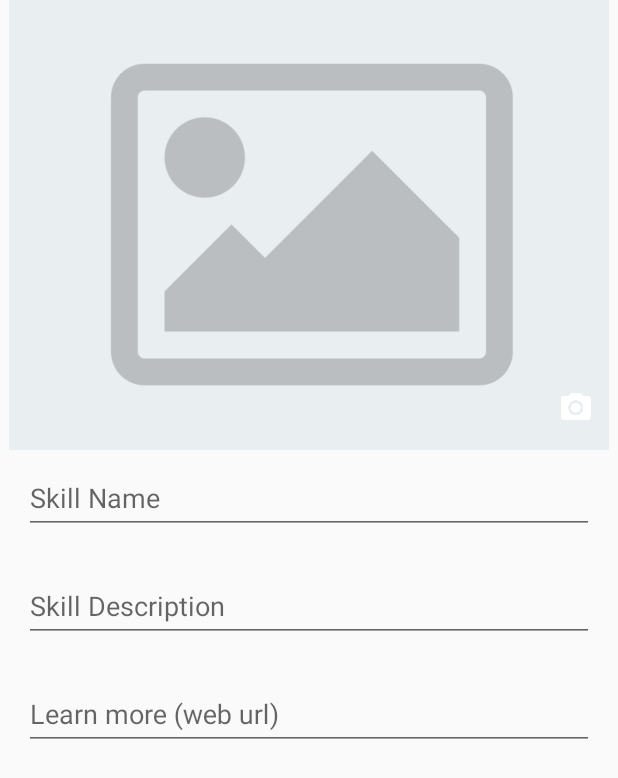
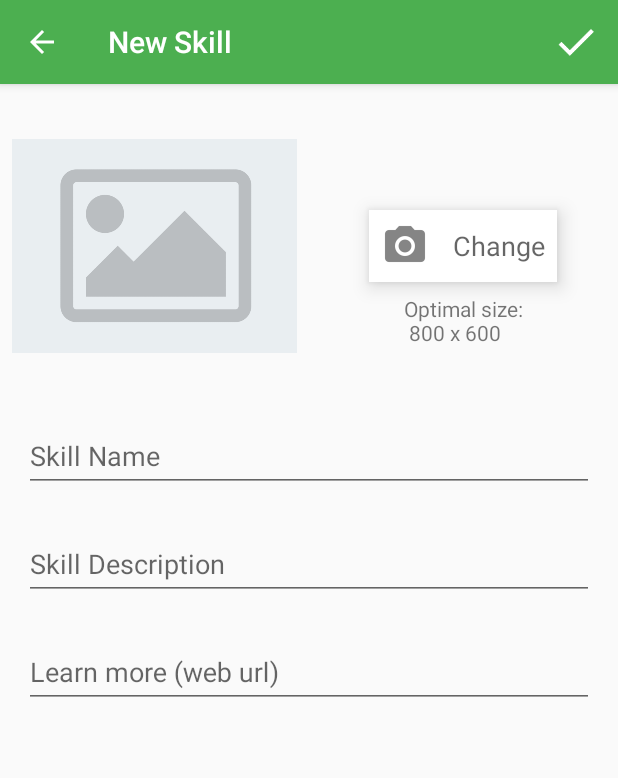
Before and after one commit to pedrofelipemm/Android-Developer-Nanodegree-Capstone-Project-Skill-Manager, an Android app: the EditSkillActivity screen opened directly, with no data from a screen before it, on a phone screen of 412 x 824 dp. Shown: the top 778 px of the screen. Run offline under Robolectric (Android 15) with nearby library versions, the phone set to English and light mode, and no system bars; our stand-ins replace ButterKnife, Firebase (no records; nobody signed in at launch, a user with empty details on screens opened directly), Picasso; pictures from the network do not load.

Commit message:
+ new Theme + MainActivity - Fab Button + EditSkillActivity layout change

```diff
--- a/app/src/main/AndroidManifest.xml
+++ b/app/src/main/AndroidManifest.xml
@@ -13,7 +13,9 @@
         android:supportsRtl="true"
         android:theme="@style/AppTheme">
 
-        <activity android:name=".ui.main.MainActivity">
+        <activity
+            android:name=".ui.main.MainActivity"
+            android:theme="@style/AppTheme.NoActionBar">
             <intent-filter>
                 <action android:name="android.intent.action.MAIN"/>
 
--- a/app/src/main/java/study/pmoreira/skillmanager/ui/main/MainActivity.java
+++ b/app/src/main/java/study/pmoreira/skillmanager/ui/main/MainActivity.java
@@ -5,12 +5,14 @@ import android.support.design.widget.TabLayout;
 import android.support.v4.view.ViewPager;
 import android.support.v7.app.AppCompatActivity;
 import android.support.v7.widget.Toolbar;
+import android.view.View;
 import android.widget.EditText;
 
 import butterknife.BindView;
 import butterknife.ButterKnife;
 import study.pmoreira.skillmanager.R;
 import study.pmoreira.skillmanager.data.DataFaker;
+import study.pmoreira.skillmanager.ui.skill.EditSkillActivity;
 
 public class MainActivity extends AppCompatActivity {
 
@@ -48,4 +50,8 @@ public class MainActivity extends AppCompatActivity {
         mvViewPager.setAdapter(new PageAdapter(this, getSupportFragmentManager()));
         mTabLayout.setupWithViewPager(mvViewPager);
     }
+
+    public void onClickFab(View view) {
+        EditSkillActivity.startActivity(this);
+    }
 }
--- a/app/src/main/java/study/pmoreira/skillmanager/ui/skill/EditSkillActivity.java
+++ b/app/src/main/java/study/pmoreira/skillmanager/ui/skill/EditSkillActivity.java
@@ -3,16 +3,17 @@ package study.pmoreira.skillmanager.ui.skill;
 import android.content.Context;
 import android.content.Intent;
 import android.os.Bundle;
+import android.support.v4.app.NavUtils;
 import android.text.InputFilter;
 import android.text.TextUtils;
 import android.util.Log;
 import android.view.Menu;
 import android.view.MenuItem;
 import android.view.View;
-import android.view.View.OnClickListener;
 import android.widget.EditText;
 import android.widget.ImageView;
 import android.widget.ProgressBar;
+import android.widget.Toast;
 
 import com.google.firebase.database.DataSnapshot;
 import com.google.firebase.database.DatabaseError;
@@ -42,9 +43,6 @@ public class EditSkillActivity extends BaseActivity {
     private static final String STATE_IS_EDITING = "STATE_IS_EDITING";
 
     private SkillBusiness mSkillBusiness;
-
-    @BindView(R.id.skill_imageview)
-    ImageView mImageView;
 
     @BindView(R.id.skill_name_edittext)
     EditText mNameEdiText;
@@ -106,15 +104,12 @@ public class EditSkillActivity extends BaseActivity {
 
         int skillNameMaxLength = getInteger(R.integer.skill_description_max_length);
         mNameEdiText.setFilters(new InputFilter[]{new InputFilter.LengthFilter(skillNameMaxLength)});
+    }
 
-        mImageView.setOnClickListener(new OnClickListener() {
-            @Override
-            public void onClick(View v) {
-                startActivityForResult(
-                        new Intent(Intent.ACTION_PICK, android.provider.MediaStore.Images.Media.EXTERNAL_CONTENT_URI),
-                        PICK_IMAGE_REQUEST);
-            }
-        });
+    public void onClickChangeView(View view) {
+        startActivityForResult(
+                new Intent(Intent.ACTION_PICK, android.provider.MediaStore.Images.Media.EXTERNAL_CONTENT_URI),
+                PICK_IMAGE_REQUEST);
     }
 
     @Override
@@ -177,9 +172,23 @@ public class EditSkillActivity extends BaseActivity {
         return super.onOptionsItemSelected(item);
     }
 
+    @Override
+    public void onBackPressed() {
+        super.onBackPressed();
+        //TODO: mPhotoUrl != null delete
+        //TODO: mPhotoUrl == null cancel
+    }
+
+    public static void startActivity(Context context) {
+        startActivity(context, null);
+    }
+
     public static void startActivity(Context context, Skill skill) {
         Intent intent = new Intent(context, EditSkillActivity.class);
-        intent.putExtra(EXTRA_SKILL, skill);
+
+        if (skill != null) {
+            intent.putExtra(EXTRA_SKILL, skill);
+        }
 
         context.startActivity(intent);
     }
--- a/app/src/main/res/layout/activity_edit_skill.xml
+++ b/app/src/main/res/layout/activity_edit_skill.xml
@@ -14,25 +14,70 @@
         android:layout_height="wrap_content"
         android:orientation="vertical">
 
-        <FrameLayout
+        <LinearLayout
             android:layout_width="match_parent"
-            android:layout_height="wrap_content">
+            android:layout_height="wrap_content"
+            android:orientation="horizontal">
 
             <ImageView
                 android:id="@+id/skill_imageview"
-                android:layout_width="match_parent"
-                android:layout_height="@dimen/skill_image_height"
+                android:layout_width="0dp"
+                android:layout_height="200dp"
+                android:layout_margin="@dimen/default_margin"
+                android:layout_weight="1"
                 android:contentDescription="@string/skill_image_content_description"
                 android:scaleType="fitCenter"
                 android:src="@drawable/skill_placeholder"/>
 
+            <RelativeLayout
+                android:layout_width="0dp"
+                android:layout_height="match_parent"
+                android:layout_gravity="center"
+                android:layout_margin="@dimen/default_margin"
+                android:layout_weight="1">
+
+                <LinearLayout
+                    android:id="@+id/change_view"
+                    android:layout_width="wrap_content"
+                    android:layout_height="wrap_content"
+                    android:layout_centerHorizontal="true"
+                    android:layout_centerVertical="true"
+                    android:layout_marginLeft="@dimen/default_margin"
+                    android:layout_marginRight="@dimen/default_margin"
+                    android:background="@android:color/white"
+                    android:elevation="8dp"
+                    android:onClick="onClickChangeView"
+                    android:orientation="horizontal">
+
                     <ImageView
                         android:layout_width="wrap_content"
                         android:layout_height="wrap_content"
-                android:layout_gravity="bottom|end"
-                android:layout_margin="@dimen/default_margin2x"
+                        android:layout_margin="@dimen/default_margin"
                         android:contentDescription="@string/camera_image_description"
-                android:src="@drawable/ic_photo_camera_white_24dp"/>
+                        android:src="@drawable/ic_photo_camera"/>
+
+                    <TextView
+                        style="@style/TextAppearance.AppCompat.Medium"
+                        android:layout_width="wrap_content"
+                        android:layout_height="wrap_content"
+                        android:layout_gravity="center"
+                        android:layout_margin="@dimen/default_margin"
+                        android:text="@string/change"/>
+
+                </LinearLayout>
+
+                <TextView
+                    style="@style/TextAppearance.AppCompat.Small"
+                    android:layout_width="wrap_content"
+                    android:layout_height="wrap_content"
+                    android:layout_below="@+id/change_view"
+                    android:layout_centerHorizontal="true"
+                    android:layout_marginTop="@dimen/default_margin"
+                    android:text="@string/skill_pic_optimal_size"/>
+
+            </RelativeLayout>
+
+        </LinearLayout>
 
         <ProgressBar
             android:id="@+id/progressbar"
@@ -41,8 +86,6 @@
             android:layout_gravity="center"
             android:indeterminate="true"
             android:visibility="gone"/>
-
-        </FrameLayout>
 
         <android.support.design.widget.TextInputLayout
             android:layout_width="match_parent"
--- a/app/src/main/res/values/strings.xml
+++ b/app/src/main/res/values/strings.xml
@@ -24,5 +24,7 @@
     <string name="no_skills_available">No skills available</string>
     <string name="main_pager_title_skills">Skills</string>
     <string name="main_pager_title_collaborators">Collaborators</string>
+    <string name="change">Change</string>
+    <string name="skill_pic_optimal_size">Optimal size:\n 800 x 600</string>
 
 </resources>
--- a/app/src/main/res/values/styles.xml
+++ b/app/src/main/res/values/styles.xml
@@ -1,6 +1,12 @@
 <resources>
 
-    <style name="AppTheme" parent="Theme.AppCompat.Light.NoActionBar">
+    <style name="AppTheme" parent="Theme.AppCompat.Light.DarkActionBar">
+        <item name="colorPrimary">@color/colorPrimary</item>
+        <item name="colorPrimaryDark">@color/colorPrimaryDark</item>
+        <item name="colorAccent">@color/colorAccent</item>
+    </style>
+
+    <style name="AppTheme.NoActionBar" parent="Theme.AppCompat.Light.NoActionBar">
         <item name="colorPrimary">@color/colorPrimary</item>
         <item name="colorPrimaryDark">@color/colorPrimaryDark</item>
         <item name="colorAccent">@color/colorAccent</item>
```
Also changed, not shown: app/src/main/res/layout/activity_main.xml (+12 -2 lines), app/src/main/res/layout/main_skill_cardview_item.xml (+11 -11 lines), app/src/main/res/drawable-hdpi/ic_add.png (added), app/src/main/res/drawable-hdpi/ic_photo_camera.png (added), app/src/main/res/drawable-mdpi/ic_add.png (added), app/src/main/res/drawable-mdpi/ic_photo_camera.png (added), app/src/main/res/drawable-xhdpi/ic_add.png (added), app/src/main/res/drawable-xhdpi/ic_photo_camera.png (added), app/src/main/res/drawable-xxhdpi/ic_add.png (added), app/src/main/res/drawable-xxhdpi/ic_photo_camera.png (added). Lines whose indentation alone changed are shown as unchanged.
